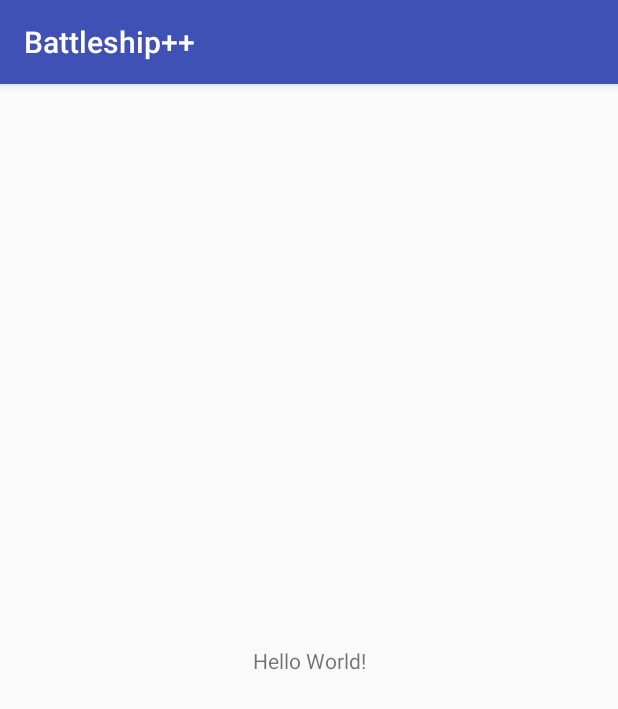
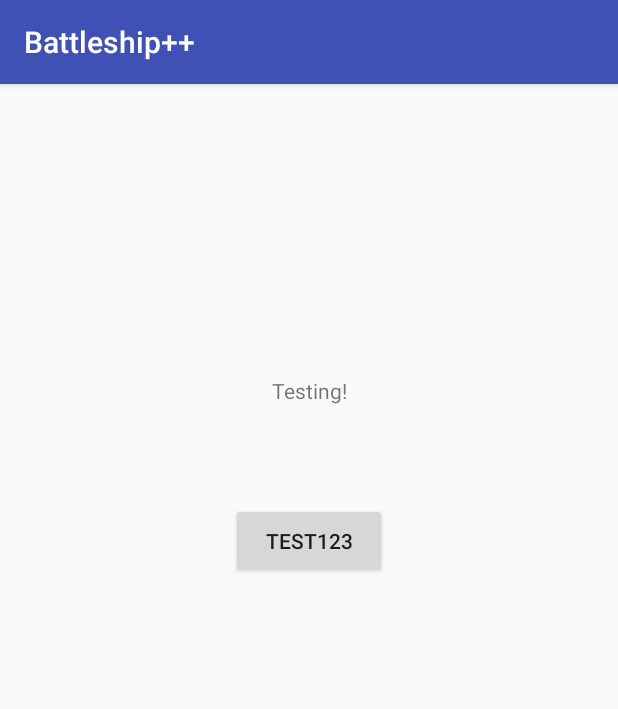
Before and after one commit to CSI2999GroupProject/Battleship-Reloaded, an Android app: the screen it shows after launch (MainMenu), on a phone screen of 412 x 824 dp. Shown: the top 709 px of the screen. Run offline under Robolectric (Android 15) with nearby library versions, the light colour scheme and no system bars.

Commit message:
Testing with some basic XML things Changed the main menu to have a useless button Added a temporary water texture

```diff
--- a/app/src/main/res/layout/activity_main_menu.xml
+++ b/app/src/main/res/layout/activity_main_menu.xml
@@ -7,12 +7,26 @@
     tools:context="sophomoreproject.battleship.MainMenu">
 
     <TextView
+        android:id="@+id/textView"
         android:layout_width="wrap_content"
         android:layout_height="wrap_content"
-        android:text="Hello World!"
+        android:text="@string/testing"
         app:layout_constraintBottom_toBottomOf="parent"
         app:layout_constraintLeft_toLeftOf="parent"
         app:layout_constraintRight_toRightOf="parent"
-        app:layout_constraintTop_toTopOf="parent" />
+        app:layout_constraintTop_toTopOf="parent"
+        app:layout_constraintVertical_bias="0.26" />
+
+    <Button
+        android:id="@+id/button"
+        android:layout_width="104dp"
+        android:layout_height="50dp"
+        android:layout_marginEnd="8dp"
+        android:layout_marginStart="8dp"
+        android:layout_marginTop="65dp"
+        android:text="@string/test123"
+        app:layout_constraintEnd_toEndOf="parent"
+        app:layout_constraintStart_toStartOf="parent"
+        app:layout_constraintTop_toBottomOf="@+id/textView" />
 
 </android.support.constraint.ConstraintLayout>
--- a/app/src/main/res/values/strings.xml
+++ b/app/src/main/res/values/strings.xml
@@ -1,3 +1,6 @@
 <resources>
     <string name="app_name">Battleship++</string>
+    <string name="testing">Testing!</string>
+    <string name="open_map">Open Map</string>
+    <string name="test123">Test123</string>
 </resources>
```
Also changed, not shown: 1 other file.
